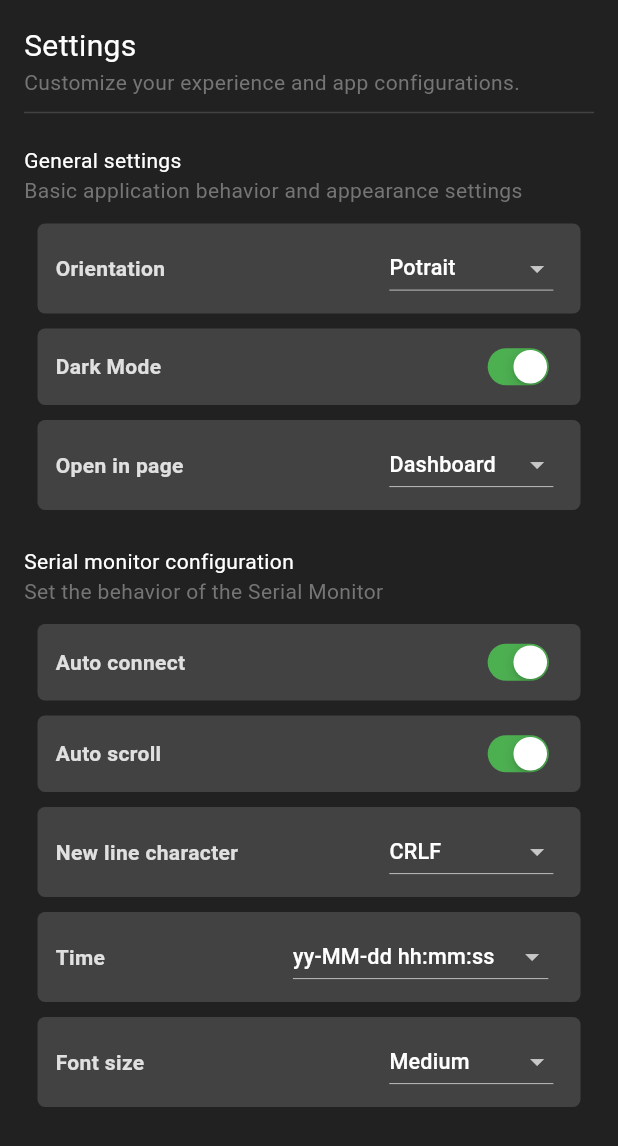
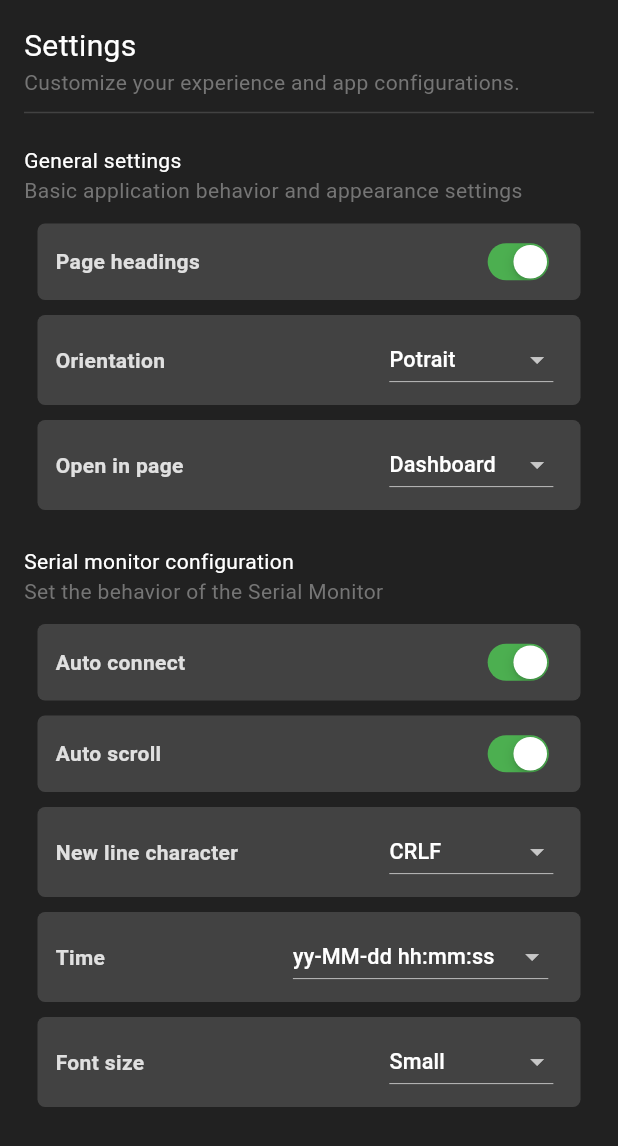
Before and after one commit to piyushagade/eFishXs-Flutter, a Flutter app: the SettingsPage screen opened directly, on a phone screen of 412 x 824 dp. Shown: the top 1146 px of the screen. Run offline on Flutter 3.47's test engine with Material 3 defaults, Android fonts, the light colour scheme and no system bars; our stand-ins replace flutter_blue, flutter_local_notifications, get, google_nav_bar, permission_handler and 1 more; missing offline and left inert: dart:ffi, flutter_responsive_flex_grid; accounts and stored records are empty.

Commit message:
added responsive flex grid on dashboard; toggle page headings;

```diff
--- a/lib/components/listitems/serialmonitoritem.dart
+++ b/lib/components/listitems/serialmonitoritem.dart
@@ -51,7 +51,7 @@
             style: TextStyle(
               color: color,
               fontSize: fontsizes[
-                      _prefs?.getInt("settings/serialmonitor/fontsize") ?? 4] +
+                      _prefs?.getInt("settings/serialmonitor/fontsize") ?? 3] +
                   3,
             ),
           ),
--- a/lib/components/listitems/serialmonitortimeitem.dart
+++ b/lib/components/listitems/serialmonitortimeitem.dart
@@ -44,7 +44,7 @@
               DateFormat(formats[_prefs?.getInt("settings/serialmonitor/timestampformat") ?? 1]).format(DateTime.now()),
               style: TextStyle(
                 color: const Color.fromARGB(255, 203, 203, 203),
-                fontSize: fontsizes[_prefs?.getInt("settings/serialmonitor/fontsize") ?? 4],
+                fontSize: fontsizes[_prefs?.getInt("settings/serialmonitor/fontsize") ?? 3],
               ),
             ),
           ),
--- a/lib/components/switch/settingsdropdown.dart
+++ b/lib/components/switch/settingsdropdown.dart
@@ -59,8 +59,9 @@
               items: widget.items.map<DropdownMenuItem<String>>((String value) {
                 return DropdownMenuItem<String>(
                   value: value,
-                    child: Center(
-                      child: Text(value),
+                    child: Text(
+                      value,
+                      textAlign: TextAlign.center,
                     ),
                 );
               }).toList(),
--- a/lib/components/ui/homenavbar.dart
+++ b/lib/components/ui/homenavbar.dart
@@ -24,7 +24,7 @@
         iconSize: 24,
         padding: const EdgeInsets.symmetric(horizontal: 15, vertical: 12),
         selectedIndex: widget.selectedIndex,
-        color: Theme.of(context).colorScheme.surface,
+        color: Theme.of(context).colorScheme.inversePrimary,
         activeColor: Theme.of(context).colorScheme.inversePrimary,
         tabBorder: Border.all(color: Colors.transparent),
         tabActiveBorder: Border.all(color: Colors.transparent),
--- a/lib/pages/devices.dart
+++ b/lib/pages/devices.dart
@@ -91,8 +91,9 @@
               // Status
               Obx(
                 () => Container(
-                  decoration: const BoxDecoration(
-                    color: Color.fromARGB(255, 77, 77, 77),
+                  decoration: BoxDecoration(
+                    color: const Color.fromARGB(255, 77, 77, 77),
+                    borderRadius: BorderRadius.circular(2)
                   ),
                   padding:
                       const EdgeInsets.symmetric(horizontal: 10, vertical: 8),
--- a/lib/pages/settings.dart
+++ b/lib/pages/settings.dart
@@ -36,7 +36,14 @@
         child: Column(
           children: [
 
-            HeadingWidget(heading: "Settings", subheading: "Customize your experience and app configurations.", marginBottom: 2,),
+            Visibility(
+              visible: _prefs?.getBool("settings/general/showheading") ?? true,
+              child: HeadingWidget(
+                heading: "Settings",
+                subheading: "Customize your experience and app configurations.",
+                marginBottom: 2,
+              ),
+            ),
 
             // General settings
             Column(
@@ -44,21 +51,35 @@
 
                 SubheadingWidget(heading: "General settings", subheading: "Basic application behavior and appearance settings",),
 
+                SettingsSwitchItem(
+                  label: "Page headings",
+                  value: _prefs?.getBool("settings/general/showheading") ?? true,
+                  onChanged: (bool newvalue) async {
+                    await _prefs?.setBool("settings/general/showheading", newvalue);
+                    setState(() {});
+                  },
+                ),
+
                 SettingsDropdownWidget(label: "Orientation",
                   items: const ["Auto-rotate", "Potrait", "Landscape"],
                   defaultItemIndex: _prefs?.getInt("settings/general/orientation") ?? 1,
                   onChanged: (int newvalue) async {
                     await _prefs?.setInt("settings/general/orientation", newvalue);
+                    setState(() {});
                   },
                 ),
 
-                SettingsSwitchItem(
-                  label: "Dark Mode",
-                  value: _prefs?.getBool("settings/general/darkmode") ?? true,
-                  onChanged: (bool newvalue) async {
-                    await _prefs?.setBool("settings/general/darkmode", newvalue);
-                  },
+                Visibility(
+                  visible: false,
+                  child: SettingsSwitchItem(
+                    label: "Dark Mode",
+                    value: _prefs?.getBool("settings/general/darkmode") ?? true,
+                    onChanged: (bool newvalue) async {
+                      await _prefs?.setBool("settings/general/darkmode", newvalue);
+                    },
+                  ),
                 ),
+
                 SettingsDropdownWidget(
                   label: "Open in page",
                   items: const ["Dashboard", "Monitor", "Settings"],
@@ -119,7 +140,7 @@
                 SettingsDropdownWidget(
                   label: "Font size",
                   items: const ["Atomic", "Microscopic", "Tiny", "Small", "Medium", "Large", "Huge", "Gigantic"],
-                  defaultItemIndex: _prefs?.getInt("settings/serialmonitor/fontsize") ?? 4,
+                  defaultItemIndex: _prefs?.getInt("settings/serialmonitor/fontsize") ?? 3,
                   onChanged: (int newvalue) async {
                     await _prefs?.setInt("settings/serialmonitor/fontsize", newvalue);
                   },
--- a/pubspec.yaml
+++ b/pubspec.yaml
@@ -45,6 +45,7 @@
   flutter_local_notifications: ^9.1.3
   intl: ^0.19.0
   dropdown_cupertino: ^0.0.8
+  flutter_responsive_flex_grid: ^0.0.2
 
 dev_dependencies:
   flutter_test:
```
Also changed, not shown: lib/controllers/ble.dart (+44 -24 lines), lib/pages/dashboard.dart (+91 -20 lines), lib/pages/serialmonitor.dart (+9 -5 lines), pubspec.lock.
